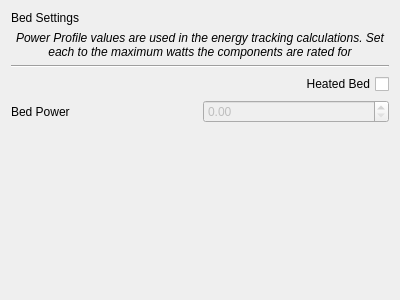
Before: the Qt Designer form pages/settings/add_printer/addbedpage.ui in DigitalArtifex/Flo, drawn with Qt 5.
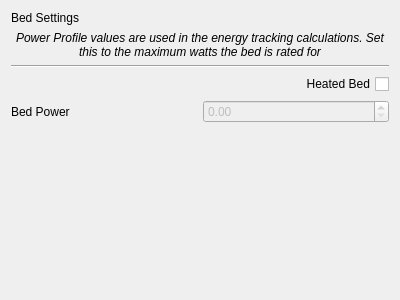
After: the same form once the commit is applied.

The edit to the form file:
```diff
--- a/pages/settings/add_printer/addbedpage.ui
+++ b/pages/settings/add_printer/addbedpage.ui
@@ -50,7 +50,7 @@
       </font>
      </property>
      <property name="text">
-      <string>Power Profile values are used in the energy tracking calculations. Set each to the maximum watts the components are rated for</string>
+      <string>Power Profile values are used in the energy tracking calculations. Set this to the maximum watts the bed is rated for</string>
      </property>
      <property name="alignment">
       <set>Qt::AlignCenter</set>
```
Left out of the diff: 3 changed lines with no effect on the pictures.
